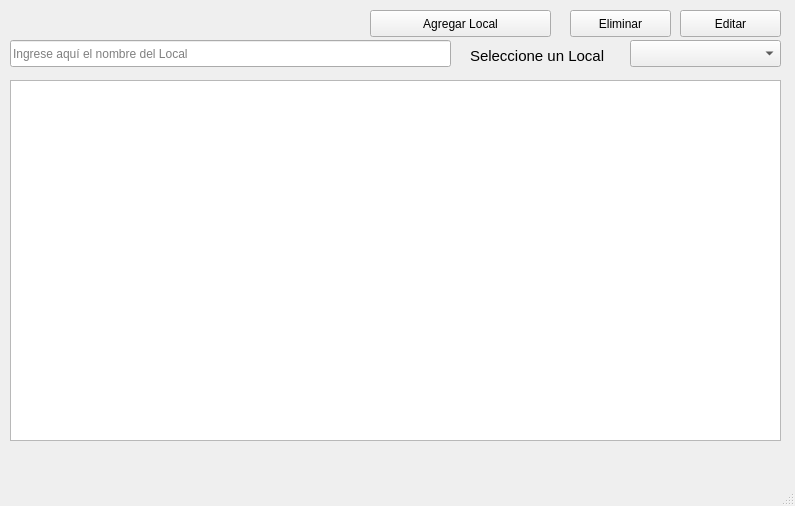
This is main2.ui in jose8club/Local as Qt 5 draws it before an edit. The edited form follows.
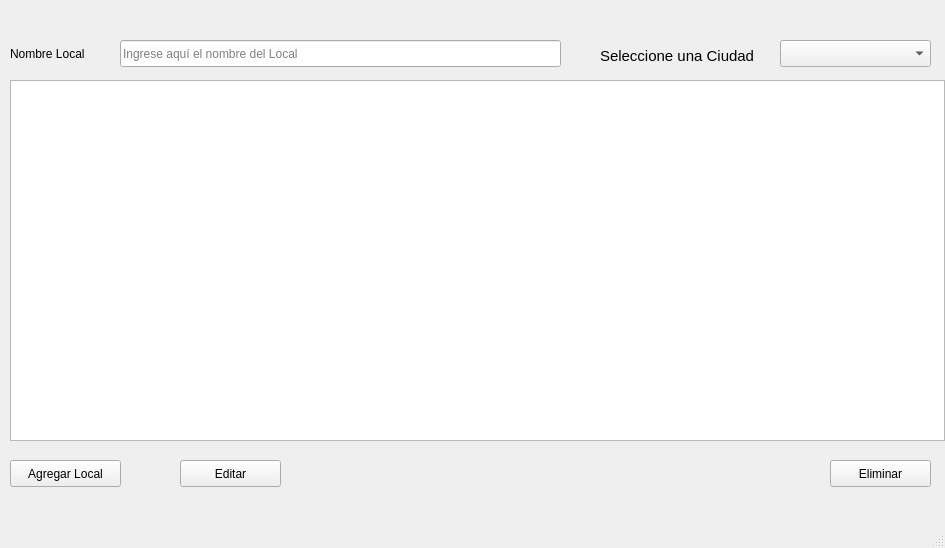
This is the edited form.

Patch:
```diff
--- a/main2.ui
+++ b/main2.ui
@@ -6,8 +6,8 @@
    <rect>
     <x>0</x>
     <y>0</y>
-    <width>795</width>
-    <height>506</height>
+    <width>945</width>
+    <height>548</height>
    </rect>
   </property>
   <property name="windowTitle">
@@ -17,7 +17,7 @@
    <widget class="QComboBox" name="combo">
     <property name="geometry">
      <rect>
-      <x>630</x>
+      <x>780</x>
       <y>40</y>
       <width>151</width>
       <height>27</height>
@@ -27,7 +27,7 @@
    <widget class="QLabel" name="local_label">
     <property name="geometry">
      <rect>
-      <x>470</x>
+      <x>600</x>
       <y>40</y>
       <width>161</width>
       <height>31</height>
@@ -42,13 +42,13 @@
      </font>
     </property>
     <property name="text">
-     <string>Seleccione un Local</string>
+     <string>Seleccione una Ciudad</string>
     </property>
    </widget>
    <widget class="QLineEdit" name="filtro">
     <property name="geometry">
      <rect>
-      <x>10</x>
+      <x>120</x>
       <y>40</y>
       <width>441</width>
       <height>27</height>
@@ -80,21 +80,33 @@
     </property>
    </widget>
    <widget class="QTableView" name="table_win">
+    <property name="enabled">
+     <bool>true</bool>
+    </property>
     <property name="geometry">
      <rect>
       <x>10</x>
       <y>80</y>
-      <width>771</width>
+      <width>935</width>
       <height>361</height>
      </rect>
     </property>
+    <property name="sizePolicy">
+     <sizepolicy hsizetype="Ignored" vsizetype="Ignored">
+      <horstretch>0</horstretch>
+      <verstretch>0</verstretch>
+     </sizepolicy>
+    </property>
+    <property name="editTriggers">
+     <set>QAbstractItemView::NoEditTriggers</set>
+    </property>
    </widget>
    <widget class="QPushButton" name="crear_btn">
     <property name="geometry">
      <rect>
-      <x>370</x>
-      <y>10</y>
-      <width>181</width>
+      <x>10</x>
+      <y>460</y>
+      <width>111</width>
       <height>27</height>
      </rect>
     </property>
@@ -105,8 +117,8 @@
    <widget class="QPushButton" name="eliminar_btn">
     <property name="geometry">
      <rect>
-      <x>570</x>
-      <y>10</y>
+      <x>830</x>
+      <y>460</y>
       <width>101</width>
       <height>27</height>
      </rect>
@@ -118,8 +130,8 @@
    <widget class="QPushButton" name="edit_button">
     <property name="geometry">
      <rect>
-      <x>680</x>
-      <y>10</y>
+      <x>180</x>
+      <y>460</y>
       <width>101</width>
       <height>27</height>
      </rect>
@@ -128,6 +140,19 @@
      <string>Editar</string>
     </property>
    </widget>
+   <widget class="QLabel" name="label">
+    <property name="geometry">
+     <rect>
+      <x>10</x>
+      <y>45</y>
+      <width>111</width>
+      <height>17</height>
+     </rect>
+    </property>
+    <property name="text">
+     <string>Nombre Local</string>
+    </property>
+   </widget>
   </widget>
   <widget class="QMenuBar" name="menubar">
    <property name="geometry">
```
Left out of the diff: 4 changed lines with no effect on the pictures.
